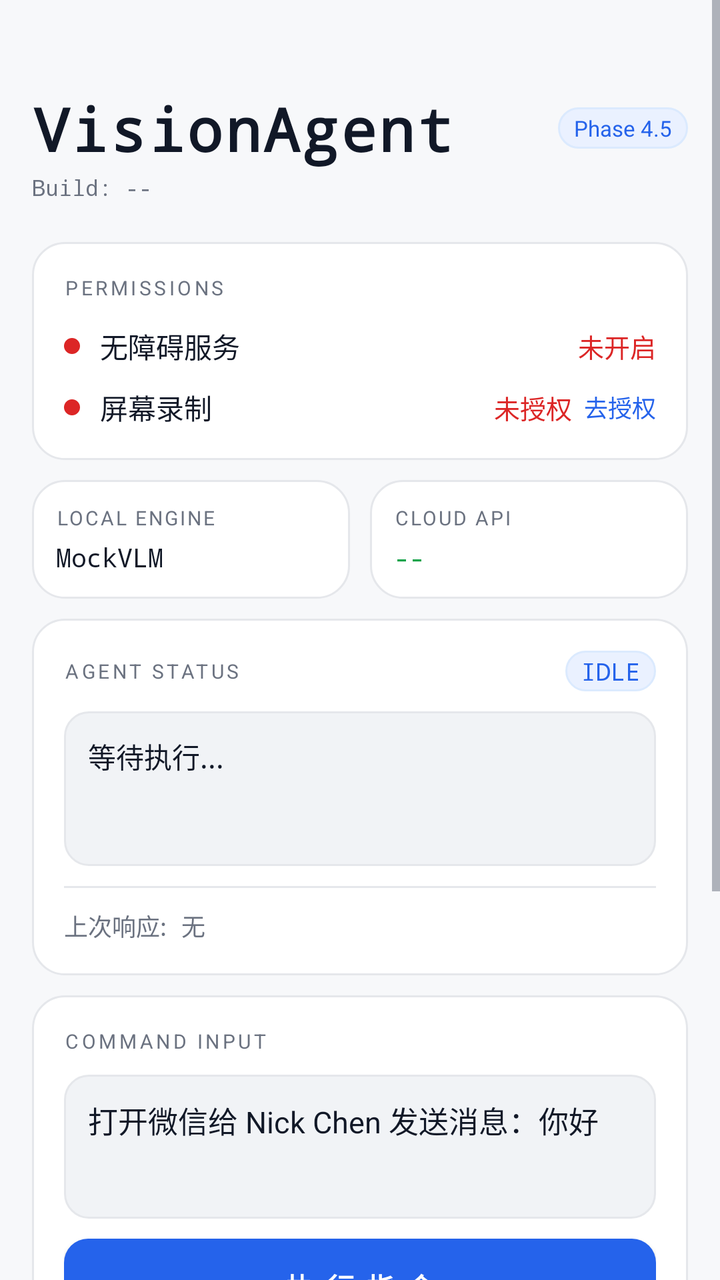
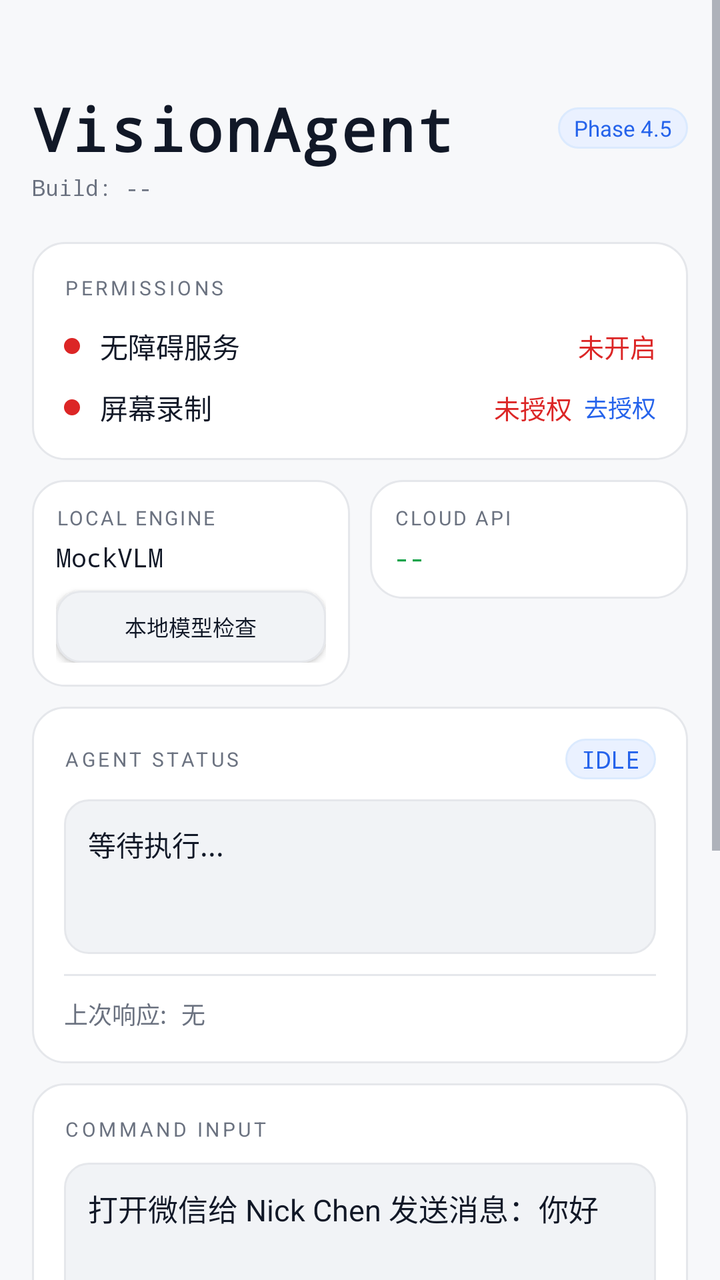

Compare the two renders of this Android layout. The source of the first and the diff that turns it into the second are given below.
<!-- AndroidManifest.xml: activity theme Theme.MyApplication -->
<!-- res/layout/activity_main.xml -->
<?xml version="1.0" encoding="utf-8"?>
<ScrollView
    xmlns:android="http://schemas.android.com/apk/res/android"
    android:layout_width="match_parent"
    android:layout_height="match_parent"
    android:background="@color/va_bg_dark"
    android:fillViewport="true">

    <LinearLayout
        android:layout_width="match_parent"
        android:layout_height="wrap_content"
        android:orientation="vertical"
        android:paddingStart="16dp"
        android:paddingEnd="16dp"
        android:paddingTop="44dp"
        android:paddingBottom="32dp">

        
        <LinearLayout
            android:layout_width="match_parent"
            android:layout_height="wrap_content"
            android:orientation="horizontal"
            android:gravity="center_vertical"
            android:layout_marginBottom="2dp">

            <TextView
                android:layout_width="0dp"
                android:layout_height="wrap_content"
                android:layout_weight="1"
                android:text="VisionAgent"
                android:textSize="30sp"
                android:textStyle="bold"
                android:fontFamily="monospace"
                android:textColor="@color/va_text_primary"
                android:letterSpacing="0.04" />

            <TextView
                android:id="@+id/tv_phase_badge"
                android:layout_width="wrap_content"
                android:layout_height="wrap_content"
                android:text="Phase 4.5"
                android:textSize="11sp"
                android:textColor="@color/va_accent"
                android:background="@drawable/badge_accent_outline"
                android:paddingStart="8dp"
                android:paddingEnd="8dp"
                android:paddingTop="3dp"
                android:paddingBottom="3dp" />
        </LinearLayout>

        <TextView
            android:id="@+id/tv_build_time"
            android:layout_width="match_parent"
            android:layout_height="wrap_content"
            android:text="Build: --"
            android:textSize="11sp"
            android:textColor="@color/va_text_secondary"
            android:fontFamily="monospace"
            android:layout_marginBottom="20dp" />

        
        <LinearLayout
            android:layout_width="match_parent"
            android:layout_height="wrap_content"
            android:orientation="vertical"
            android:background="@drawable/card_surface"
            android:padding="16dp"
            android:layout_marginBottom="10dp">

            <TextView
                android:layout_width="match_parent"
                android:layout_height="wrap_content"
                android:text="PERMISSIONS"
                android:textSize="10sp"
                android:textColor="@color/va_text_secondary"
                android:letterSpacing="0.15"
                android:layout_marginBottom="12dp" />

            
            <LinearLayout
                android:layout_width="match_parent"
                android:layout_height="wrap_content"
                android:orientation="horizontal"
                android:gravity="center_vertical"
                android:layout_marginBottom="10dp">

                <View
                    android:id="@+id/tv_accessibility_dot"
                    android:layout_width="8dp"
                    android:layout_height="8dp"
                    android:background="@drawable/dot_red"
                    android:layout_marginEnd="10dp" />

                <TextView
                    android:layout_width="0dp"
                    android:layout_height="wrap_content"
                    android:layout_weight="1"
                    android:text="无障碍服务"
                    android:textSize="14sp"
                    android:textColor="@color/va_text_primary" />

                <TextView
                    android:id="@+id/tv_accessibility_status"
                    android:layout_width="wrap_content"
                    android:layout_height="wrap_content"
                    android:text="未开启"
                    android:textSize="13sp"
                    android:textColor="@color/va_red" />

                <TextView
                    android:id="@+id/btn_open_accessibility"
                    android:layout_width="wrap_content"
                    android:layout_height="wrap_content"
                    android:text="  去开启"
                    android:textSize="12sp"
                    android:textColor="@color/va_accent"
                    android:visibility="gone" />
            </LinearLayout>

            
            <LinearLayout
                android:layout_width="match_parent"
                android:layout_height="wrap_content"
                android:orientation="horizontal"
                android:gravity="center_vertical">

                <View
                    android:id="@+id/tv_capture_dot"
                    android:layout_width="8dp"
                    android:layout_height="8dp"
                    android:background="@drawable/dot_red"
                    android:layout_marginEnd="10dp" />

                <TextView
                    android:layout_width="0dp"
                    android:layout_height="wrap_content"
                    android:layout_weight="1"
                    android:text="屏幕录制"
                    android:textSize="14sp"
                    android:textColor="@color/va_text_primary" />

                <TextView
                    android:id="@+id/tv_screen_capture_status"
                    android:layout_width="wrap_content"
                    android:layout_height="wrap_content"
                    android:text="未授权"
                    android:textSize="13sp"
                    android:textColor="@color/va_red" />

                <TextView
                    android:id="@+id/btn_request_screen_capture"
                    android:layout_width="wrap_content"
                    android:layout_height="wrap_content"
                    android:text="  去授权"
                    android:textSize="12sp"
                    android:textColor="@color/va_accent" />
            </LinearLayout>
        </LinearLayout>

        
        <LinearLayout
            android:layout_width="match_parent"
            android:layout_height="wrap_content"
            android:orientation="horizontal"
            android:layout_marginBottom="10dp">

            <LinearLayout
                android:layout_width="0dp"
                android:layout_height="wrap_content"
                android:layout_weight="1"
                android:orientation="vertical"
                android:background="@drawable/card_surface"
                android:padding="12dp"
                android:layout_marginEnd="5dp">

                <TextView
                    android:layout_width="match_parent"
                    android:layout_height="wrap_content"
                    android:text="LOCAL ENGINE"
                    android:textSize="10sp"
                    android:textColor="@color/va_text_secondary"
                    android:letterSpacing="0.1"
                    android:layout_marginBottom="4dp" />

                <TextView
                    android:id="@+id/tv_model_info"
                    android:layout_width="match_parent"
                    android:layout_height="wrap_content"
                    android:text="MockVLM"
                    android:textSize="13sp"
                    android:textColor="@color/va_text_primary"
                    android:fontFamily="monospace" />
            </LinearLayout>

            <LinearLayout
                android:layout_width="0dp"
                android:layout_height="wrap_content"
                android:layout_weight="1"
                android:orientation="vertical"
                android:background="@drawable/card_surface"
                android:padding="12dp"
                android:layout_marginStart="5dp">

                <TextView
                    android:layout_width="match_parent"
                    android:layout_height="wrap_content"
                    android:text="CLOUD API"
                    android:textSize="10sp"
                    android:textColor="@color/va_text_secondary"
                    android:letterSpacing="0.1"
                    android:layout_marginBottom="4dp" />

                <TextView
                    android:id="@+id/tv_cloud_status"
                    android:layout_width="match_parent"
                    android:layout_height="wrap_content"
                    android:text="--"
                    android:textSize="13sp"
                    android:textColor="@color/va_green"
                    android:fontFamily="monospace" />
            </LinearLayout>
        </LinearLayout>

        
        <LinearLayout
            android:layout_width="match_parent"
            android:layout_height="wrap_content"
            android:orientation="vertical"
            android:background="@drawable/card_surface"
            android:padding="16dp"
            android:layout_marginBottom="10dp">

            <LinearLayout
                android:layout_width="match_parent"
                android:layout_height="wrap_content"
                android:orientation="horizontal"
                android:gravity="center_vertical"
                android:layout_marginBottom="10dp">

                <TextView
                    android:layout_width="0dp"
                    android:layout_height="wrap_content"
                    android:layout_weight="1"
                    android:text="AGENT STATUS"
                    android:textSize="10sp"
                    android:textColor="@color/va_text_secondary"
                    android:letterSpacing="0.15" />

                <TextView
                    android:id="@+id/tv_state"
                    android:layout_width="wrap_content"
                    android:layout_height="wrap_content"
                    android:text="IDLE"
                    android:textSize="12sp"
                    android:textColor="@color/va_accent"
                    android:fontFamily="monospace"
                    android:background="@drawable/badge_accent_outline"
                    android:paddingStart="8dp"
                    android:paddingEnd="8dp"
                    android:paddingTop="2dp"
                    android:paddingBottom="2dp" />
            </LinearLayout>

            <TextView
                android:id="@+id/tv_execution_result"
                android:layout_width="match_parent"
                android:layout_height="wrap_content"
                android:text="等待执行..."
                android:textSize="14sp"
                android:textColor="@color/va_text_primary"
                android:fontFamily="monospace"
                android:minLines="3"
                android:maxLines="5"
                android:ellipsize="end"
                android:background="@drawable/input_bg"
                android:padding="12dp"
                android:layout_marginBottom="10dp" />

            <View
                android:layout_width="match_parent"
                android:layout_height="1dp"
                android:background="@color/va_divider"
                android:layout_marginBottom="10dp" />

            <TextView
                android:id="@+id/tv_last_response"
                android:layout_width="match_parent"
                android:layout_height="wrap_content"
                android:text="上次响应: 无"
                android:textSize="12sp"
                android:textColor="@color/va_text_secondary"
                android:fontFamily="monospace"
                android:maxLines="5"
                android:ellipsize="end" />
        </LinearLayout>

        
        <LinearLayout
            android:layout_width="match_parent"
            android:layout_height="wrap_content"
            android:orientation="vertical"
            android:background="@drawable/card_surface"
            android:padding="16dp"
            android:layout_marginBottom="10dp">

            <TextView
                android:layout_width="match_parent"
                android:layout_height="wrap_content"
                android:text="COMMAND INPUT"
                android:textSize="10sp"
                android:textColor="@color/va_text_secondary"
                android:letterSpacing="0.15"
                android:layout_marginBottom="10dp" />

            <EditText
                android:id="@+id/et_custom_prompt"
                android:layout_width="match_parent"
                android:layout_height="wrap_content"
                android:hint="例如：打开微信给 Nick Chen 发送消息：你好"
                android:text="打开微信给 Nick Chen 发送消息：你好"
                android:minHeight="72dp"
                android:gravity="top|start"
                android:padding="12dp"
                android:background="@drawable/input_bg"
                android:textSize="15sp"
                android:textColor="@color/va_text_primary"
                android:textColorHint="@color/va_text_secondary"
                android:inputType="textMultiLine|textCapSentences"
                android:layout_marginBottom="10dp" />

            <Button
                android:id="@+id/btn_execute_custom"
                android:layout_width="match_parent"
                android:layout_height="48dp"
                android:text="执 行 指 令"
                android:textSize="14sp"
                android:textStyle="bold"
                android:textColor="@color/white"
                android:background="@drawable/button_primary"
                android:letterSpacing="0.1" />
        </LinearLayout>

        
        <LinearLayout
            android:layout_width="match_parent"
            android:layout_height="wrap_content"
            android:orientation="vertical"
            android:background="@drawable/card_surface"
            android:padding="16dp">

            <TextView
                android:layout_width="match_parent"
                android:layout_height="wrap_content"
                android:text="QUICK ACTIONS"
                android:textSize="10sp"
                android:textColor="@color/va_text_secondary"
                android:letterSpacing="0.15"
                android:layout_marginBottom="12dp" />

            <LinearLayout
                android:layout_width="match_parent"
                android:layout_height="wrap_content"
                android:orientation="horizontal"
                android:layout_marginBottom="8dp">

                <Button
                    android:id="@+id/btn_test1"
                    android:layout_width="0dp"
                    android:layout_height="40dp"
                    android:layout_weight="1"
                    android:text="点击中心"
                    android:textSize="12sp"
                    android:textColor="@color/va_text_primary"
                    android:background="@drawable/input_bg"
                    android:layout_marginEnd="6dp" />

                <Button
                    android:id="@+id/btn_test2"
                    android:layout_width="0dp"
                    android:layout_height="40dp"
                    android:layout_weight="1"
                    android:text="向上滑动"
                    android:textSize="12sp"
                    android:textColor="@color/va_text_primary"
                    android:background="@drawable/input_bg"
                    android:layout_marginStart="6dp" />
            </LinearLayout>

            <LinearLayout
                android:layout_width="match_parent"
                android:layout_height="wrap_content"
                android:orientation="horizontal"
                android:layout_marginBottom="8dp">

                <Button
                    android:id="@+id/btn_test3"
                    android:layout_width="0dp"
                    android:layout_height="40dp"
                    android:layout_weight="1"
                    android:text="打开微信"
                    android:textSize="12sp"
                    android:textColor="@color/va_text_primary"
                    android:background="@drawable/input_bg"
                    android:layout_marginEnd="6dp" />

                <Button
                    android:id="@+id/btn_test4"
                    android:layout_width="0dp"
                    android:layout_height="40dp"
                    android:layout_weight="1"
                    android:text="打开美团"
                    android:textSize="12sp"
                    android:textColor="@color/va_text_primary"
                    android:background="@drawable/input_bg"
                    android:layout_marginStart="6dp" />
            </LinearLayout>

            <Button
                android:id="@+id/btn_test5"
                android:layout_width="match_parent"
                android:layout_height="40dp"
                android:text="打开电话"
                android:textSize="12sp"
                android:textColor="@color/va_text_primary"
                android:background="@drawable/input_bg" />
        </LinearLayout>

    </LinearLayout>
</ScrollView>
<!-- resources referenced by this layout -->
<resources>
  <color name="va_accent">#2563EB</color>
  <color name="va_bg_dark">#F7F8FA</color>
  <color name="va_divider">#E5E7EB</color>
  <color name="va_green">#16A34A</color>
  <color name="va_red">#DC2626</color>
  <color name="va_text_primary">#111827</color>
  <color name="va_text_secondary">#6B7280</color>
  <color name="white">#FFFFFFFF</color>
  <!-- drawable badge_accent_outline (drawable) -->
  <?xml version="1.0" encoding="utf-8"?>
  <shape xmlns:android="http://schemas.android.com/apk/res/android"
      android:shape="rectangle">
      <solid android:color="@color/va_accent_dim" />
      <corners android:radius="999dp" />
      <stroke
          android:width="1dp"
          android:color="@color/va_accent_soft" />
  </shape>
  <!-- drawable button_primary (drawable) -->
  <?xml version="1.0" encoding="utf-8"?>
  <selector xmlns:android="http://schemas.android.com/apk/res/android">
      <item android:state_enabled="false">
          <shape android:shape="rectangle">
              <solid android:color="#CBD5E1" />
              <corners android:radius="12dp" />
          </shape>
      </item>
      <item>
          <shape android:shape="rectangle">
              <solid android:color="@color/va_accent" />
              <corners android:radius="12dp" />
          </shape>
      </item>
  </selector>
  <!-- drawable card_surface (drawable) -->
  <?xml version="1.0" encoding="utf-8"?>
  <shape xmlns:android="http://schemas.android.com/apk/res/android"
      android:shape="rectangle">
      <solid android:color="@color/va_surface" />
      <corners android:radius="16dp" />
      <stroke
          android:width="1dp"
          android:color="@color/va_divider" />
  </shape>
  <!-- drawable dot_red (drawable) -->
  <?xml version="1.0" encoding="utf-8"?>
  <shape xmlns:android="http://schemas.android.com/apk/res/android"
      android:shape="oval">
      <solid android:color="@color/va_red" />
  </shape>
  <!-- drawable input_bg (drawable) -->
  <?xml version="1.0" encoding="utf-8"?>
  <shape xmlns:android="http://schemas.android.com/apk/res/android"
      android:shape="rectangle">
      <solid android:color="@color/va_surface2" />
      <corners android:radius="12dp" />
      <stroke
          android:width="1dp"
          android:color="@color/va_divider" />
  </shape>
  <style name="Theme.MyApplication" parent="Base.Theme.MyApplication" />
  <color name="va_accent_dim">#EAF1FF</color>
  <color name="va_accent_soft">#DBEAFE</color>
  <color name="va_surface">#FFFFFFFF</color>
  <color name="va_surface2">#F1F3F6</color>
  <style name="Base.Theme.MyApplication" parent="Theme.Material3.Light.NoActionBar">
          <item name="android:windowBackground">@color/va_bg_dark</item>
          <item name="android:statusBarColor">@color/va_bg_dark</item>
          <item name="android:navigationBarColor">@color/va_bg_dark</item>
          <item name="android:windowLightStatusBar">true</item>
          <item name="android:windowLightNavigationBar">true</item>
          <item name="android:textColorPrimary">@color/va_text_primary</item>
          <item name="android:textColorSecondary">@color/va_text_secondary</item>
          <item name="colorPrimary">@color/va_accent</item>
          <item name="colorPrimaryContainer">@color/va_accent_dim</item>
          <item name="colorOnPrimary">@color/white</item>
      </style>
</resources>

<!-- the commit's change to res/layout/activity_main.xml (unified diff, before → after) -->
@@ -189,7 +189,17 @@
                     android:text="MockVLM"
                     android:textSize="13sp"
                     android:textColor="@color/va_text_primary"
-                    android:fontFamily="monospace" />
+                    android:fontFamily="monospace"
+                    android:layout_marginBottom="8dp" />
+
+                <Button
+                    android:id="@+id/btn_model_health_check"
+                    android:layout_width="match_parent"
+                    android:layout_height="36dp"
+                    android:text="本地模型检查"
+                    android:textSize="11sp"
+                    android:textColor="@color/va_text_primary"
+                    android:background="@drawable/input_bg" />
             </LinearLayout>
 
             <LinearLayout
<!-- resource entries referenced after the edit -->
@@ -70,7 +70,6 @@
           <item name="android:statusBarColor">@color/va_bg_dark</item>
           <item name="android:navigationBarColor">@color/va_bg_dark</item>
           <item name="android:windowLightStatusBar">true</item>
-          <item name="android:windowLightNavigationBar">true</item>
           <item name="android:textColorPrimary">@color/va_text_primary</item>
           <item name="android:textColorSecondary">@color/va_text_secondary</item>
           <item name="colorPrimary">@color/va_accent</item>
